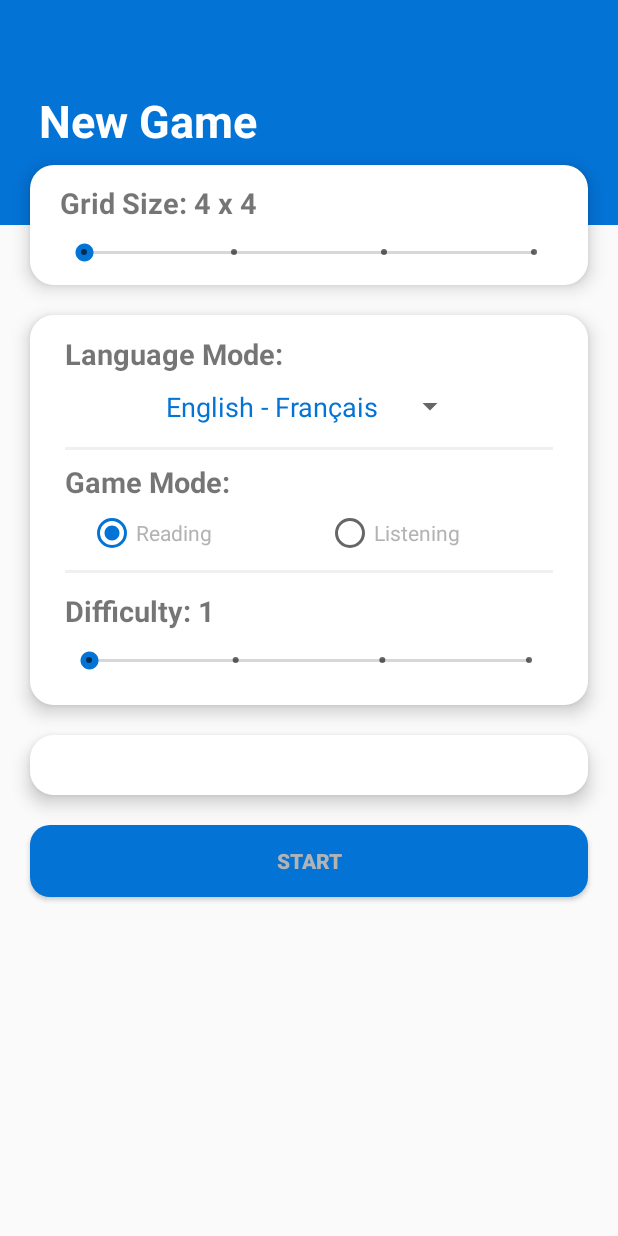
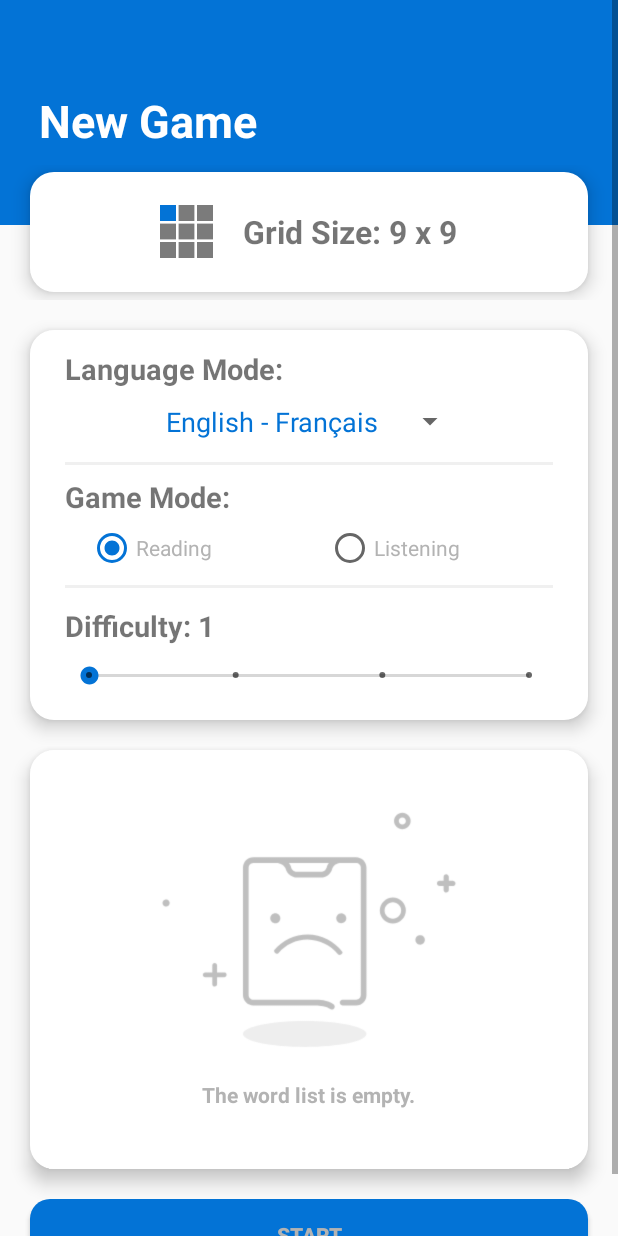
Before and after one commit to Huasenberg/Sudoku-Vocabulary, an Android app: the GameStartActivity screen opened directly, with no data from a screen before it, on a phone screen of 412 x 824 dp. Run offline under Robolectric (Android 15) with nearby library versions, the phone set to English and light mode, and no system bars.

Commit message:
Add some Animations in the start page

```diff
--- a/app/src/main/java/ca/cmpt276theta/sudokuvocabulary/controller/GameStartActivity.java
+++ b/app/src/main/java/ca/cmpt276theta/sudokuvocabulary/controller/GameStartActivity.java
@@ -2,12 +2,18 @@ package ca.cmpt276theta.sudokuvocabulary.controller;
 
 import android.content.Intent;
 import android.os.Handler;
+import android.support.annotation.NonNull;
+import android.support.v4.view.PagerAdapter;
+import android.support.v4.view.ViewPager;
 import android.support.v7.app.AppCompatActivity;
 import android.os.Bundle;
 import android.transition.Explode;
 import android.view.Gravity;
 import android.view.KeyEvent;
+import android.view.LayoutInflater;
 import android.view.View;
+import android.view.ViewGroup;
+import android.view.animation.AnimationUtils;
 import android.widget.AdapterView;
 import android.widget.ArrayAdapter;
 import android.widget.Button;
@@ -18,6 +24,7 @@ import android.widget.SeekBar;
 import android.widget.Spinner;
 import android.widget.TextView;
 
+import java.util.ArrayList;
 import java.util.List;
 
 import ca.cmpt276theta.sudokuvocabulary.R;
@@ -33,6 +40,8 @@ public class GameStartActivity extends AppCompatActivity {
     private int mNumOfWords;
     private Button startButton;
     private Spinner spinner;
+    private List<View> viewList;
+    private ViewPager viewPager;
 
 
     public static void setCheckBoxes(List<CheckBox> checkBoxes) {
@@ -43,22 +52,18 @@ public class GameStartActivity extends AppCompatActivity {
         return sCheckBoxes;
     }
 
+
     @Override
-    protected void onPause() {
-        finish();
-        super.onPause();
-        new Handler().postDelayed(new Runnable(){
-            public void run(){
+    protected void onDestroy() {
+        super.onDestroy();
         mLinearLayout.removeAllViews();
     }
-        },200);
-    }
+
 
     @Override
     public boolean onKeyDown(int keyCode, KeyEvent event) {
-        if (keyCode == KeyEvent.KEYCODE_BACK) {
+        if (keyCode == KeyEvent.KEYCODE_BACK)
             finish();
-        }
         return true;
     }
 
@@ -75,7 +80,6 @@ public class GameStartActivity extends AppCompatActivity {
         loadSpinner();
         loadCheckBoxes();
         final SeekBar seekBar = findViewById(R.id.seekBar);
-        final SeekBar seekBar2 = findViewById(R.id.seek_bar_2);
         findViewById(R.id.radioRead).setOnClickListener(new View.OnClickListener() {
             @Override
             public void onClick(View v) {
@@ -88,16 +92,18 @@ public class GameStartActivity extends AppCompatActivity {
                 GameData.setListenMode(true);
             }
         });
-
+        viewPager = findViewById(R.id.viewpager);
         startButton = findViewById(R.id.button_start);
-        startButton.setOnClickListener(new View.OnClickListener(){
+        startButton.setOnClickListener(new View.OnClickListener() {
             @Override
             public void onClick(View v) {
-                if(startButton.getCurrentTextColor() == getResources().getColor(R.color.subgrid))
+                if (startButton.getCurrentTextColor() == getResources().getColor(R.color.subgrid)) {
+                    startButton.startAnimation(AnimationUtils.loadAnimation(GameStartActivity.this, R.anim.button_shake_anim));
                     GameController.showMessageToast(GameStartActivity.this, "Must Select " + mNumOfWords + " Pairs of Words", Gravity.CENTER);
+                }
                 else {
                     GameData.setDifficulty(seekBar.getProgress() + 1);
-                    switch (seekBar2.getProgress()) {
+                    switch (viewPager.getCurrentItem()) {
                         case 0:
                             GameDataGenerator.setSIZE(2, 2);
                             break;
@@ -116,7 +122,7 @@ public class GameStartActivity extends AppCompatActivity {
                 }
             }
         });
-        if(WordList.getSelectedWordList().size() < mNumOfWords)
+        if (WordList.getSelectedWordList().size() < mNumOfWords)
             startButton.setTextColor(getResources().getColor(R.color.subgrid));
         final TextView text = findViewById(R.id.textViewDif);
         seekBar.setOnSeekBarChangeListener(new SeekBar.OnSeekBarChangeListener() {
@@ -124,45 +130,84 @@ public class GameStartActivity extends AppCompatActivity {
             public void onProgressChanged(SeekBar seekBar, int progress, boolean fromUser) {
                 text.setText(String.format(getResources().getString(R.string.difficulty), seekBar.getProgress() + 1));
             }
+
             @Override
             public void onStartTrackingTouch(SeekBar seekBar) {
 
             }
+
             @Override
             public void onStopTrackingTouch(SeekBar seekBar) {
 
             }
         });
 
-        final TextView text2 = findViewById(R.id.textview_size);
-        seekBar2.setOnSeekBarChangeListener(new SeekBar.OnSeekBarChangeListener() {
+        PagerAdapter pagerAdapter = new PagerAdapter() {
             @Override
-            public void onProgressChanged(SeekBar seekBar, int progress, boolean fromUser) {
-                switch (progress) {
+            public int getCount() {
+                return 4;
+            }
+
+            @Override
+            public boolean isViewFromObject(@NonNull View view, @NonNull Object o) {
+                return view == o;
+            }
+            @Override
+            public void destroyItem(ViewGroup container, int position, Object object) {
+                container.removeView(viewList.get(position));
+            }
+
+            @Override
+            public Object instantiateItem(ViewGroup container, int position) {
+                container.addView(viewList.get(position));
+                return viewList.get(position);
+            }
+        };
+
+        final LayoutInflater inflater = getLayoutInflater();
+        final View view1 = inflater.inflate(R.layout.grid_size_setter, null);
+        final View view2 = inflater.inflate(R.layout.grid_size_setter2, null);
+        final View view3 = inflater.inflate(R.layout.grid_size_setter3, null);
+        final View view4 = inflater.inflate(R.layout.grid_size_setter4, null);
+        view3.setOnClickListener(new View.OnClickListener() {
+            @Override
+            public void onClick(View v) {
+                view3.startAnimation(AnimationUtils.loadAnimation(GameStartActivity.this, R.anim.button_shake_anim));
+            }
+        });
+        viewList = new ArrayList<>();
+        viewList.add(view1);
+        viewList.add(view2);
+        viewList.add(view3);
+        viewList.add(view4);
+        viewPager.setAdapter(pagerAdapter);
+        viewPager.setCurrentItem(2);
+        viewPager.addOnPageChangeListener(new ViewPager.OnPageChangeListener() {
+            @Override
+            public void onPageScrolled(int i, float v, int i1) {
+
+            }
+
+            @Override
+            public void onPageSelected(int i) {
+                switch (i) {
                     case 0:
-                        text2.setText("Grid Size: 4 x 4");
                         mNumOfWords = 4;
                         break;
                     case 1:
-                        text2.setText("Grid Size: 6 x 6");
                         mNumOfWords = 6;
                         break;
                     case 2:
-                        text2.setText("Grid Size: 9 x 9");
                         mNumOfWords = 9;
                         break;
                     case 3:
-                        text2.setText("Grid Size: 12 x 12");
                         mNumOfWords = 12;
                 }
                 loadCheckBoxes();
             }
+
             @Override
-            public void onStartTrackingTouch(SeekBar seekBar) {
-
-            }
-            @Override
-            public void onStopTrackingTouch(SeekBar seekBar) {
+            public void onPageScrollStateChanged(int i) {
 
             }
         });
@@ -185,25 +230,27 @@ public class GameStartActivity extends AppCompatActivity {
     }
 
     private void loadCheckBoxes() {
-        mLinearLayout.removeAllViews();
+        if(WordList.getOriginalWordList().isEmpty())
+            findViewById(R.id.empty_image).setVisibility(View.VISIBLE);
+        else {
             final List<Word> wordList = WordList.getSelectedWordList();
-        for(int i = 0; i < sCheckBoxes.size(); i++) {
+            for (int i = 0; i < sCheckBoxes.size(); i++) {
                 sCheckBoxes.get(i).setChecked(false);
+                mLinearLayout.removeView(sCheckBoxes.get(i));
                 mLinearLayout.addView(sCheckBoxes.get(i));
                 final int j = i;
                 sCheckBoxes.get(i).setOnCheckedChangeListener(new CompoundButton.OnCheckedChangeListener() {
                     @Override
                     public void onCheckedChanged(CompoundButton buttonView, boolean isChecked) {
-                    if(isChecked) {
+                        if (isChecked) {
                             wordList.add(WordList.getOriginalWordList().get(j));
-                        if(wordList.size() == mNumOfWords) {
+                            if (wordList.size() == mNumOfWords) {
                                 startButton.setTextColor(getResources().getColor(R.color.background));
                                 for (int k = 0; k < sCheckBoxes.size(); k++)
                                     if (!sCheckBoxes.get(k).isChecked())
                                         sCheckBoxes.get(k).setEnabled(false);
                             }
-                    }
-                    else {
+                        } else {
                             wordList.remove(WordList.getOriginalWordList().get(j));
                             startButton.setTextColor(getResources().getColor(R.color.subgrid));
                             for (int k = 0; k < sCheckBoxes.size(); k++)
@@ -214,3 +261,4 @@ public class GameStartActivity extends AppCompatActivity {
             }
         }
     }
+}
--- a/app/src/main/res/layout/activity_game_start.xml
+++ b/app/src/main/res/layout/activity_game_start.xml
@@ -28,42 +28,14 @@
                 android:layout_width="match_parent"
                 android:layout_height="wrap_content"
                 android:orientation="vertical">
-                <LinearLayout
+
+                <android.support.v4.view.ViewPager
+                    android:id="@+id/viewpager"
                     android:layout_width="match_parent"
-                    android:layout_height="80dp"
-                    android:background="@drawable/pop_up_shape"
-                    android:layout_marginStart="20dp"
-                    android:layout_marginEnd="20dp"
-                    android:elevation="7dp"
-                    android:layout_gravity="center_horizontal"
-                    android:layout_marginTop="110dp">
-                    <LinearLayout
-                        android:layout_width="match_parent"
-                        android:layout_height="wrap_content"
-                        android:layout_gravity="center"
-                        android:layout_marginStart="20dp"
-                        android:layout_marginEnd="20dp"
-                        android:gravity="center_vertical"
-                        android:orientation="vertical">
-                        <TextView
-                            android:id="@+id/textview_size"
-                            android:layout_width="wrap_content"
-                            android:layout_height="wrap_content"
-                            android:layout_marginBottom="5dp"
-                            android:text="@string/grid_size"
-                            android:textSize="19sp"
-                            android:textStyle="bold" />
-                        <SeekBar
-                            android:id="@+id/seek_bar_2"
-                            style="@style/Widget.AppCompat.SeekBar.Discrete"
-                            android:layout_width="match_parent"
-                            android:layout_height="wrap_content"
-                            android:layout_marginTop="6dp"
-                            android:layout_gravity="bottom|center_horizontal"
-                            android:max="3"
-                            android:theme="@style/AppTheme" />
-                    </LinearLayout>
-                </LinearLayout>
+                    android:layout_height="90dp"
+                    android:layout_marginTop="110dp"
+                    android:layout_gravity="center" />
+
                 <LinearLayout
                     android:layout_width="match_parent"
                     android:layout_height="260dp"
@@ -187,11 +159,31 @@
                         android:layout_height="wrap_content">
                         <LinearLayout
                             android:id="@+id/checkboxs"
-                            android:layout_width="wrap_content"
+                            android:layout_width="match_parent"
                             android:layout_height="wrap_content"
                             android:orientation="vertical"
                             android:padding="20dp">
-
+                            <LinearLayout
+                                android:id="@+id/empty_image"
+                                android:layout_width="wrap_content"
+                                android:layout_height="wrap_content"
+                                android:orientation="vertical"
+                                android:gravity="center"
+                                android:layout_gravity="center"
+                                android:visibility="gone">
+                                <ImageView
+                                    android:layout_width="wrap_content"
+                                    android:layout_height="200dp"
+                                    android:src="@drawable/empty"
+                                    android:scaleType="centerInside" />
+                                <TextView
+                                    android:layout_width="wrap_content"
+                                    android:layout_height="wrap_content"
+                                    android:text="@string/empty_word_list"
+                                    android:textStyle="bold"
+                                    android:textColor="@color/subgrid"
+                                    android:layout_marginBottom="20dp"/>
+                            </LinearLayout>
 
                         </LinearLayout>
                     </ScrollView>
--- a/app/src/main/res/layout/activity_word_list.xml
+++ b/app/src/main/res/layout/activity_word_list.xml
@@ -63,7 +63,7 @@
             <ScrollView
                 android:id="@+id/view1"
                 android:layout_width="290dp"
-                android:layout_height="wrap_content"
+                android:layout_height="match_parent"
                 android:layout_margin="10dp"
                 android:layout_marginEnd="43dp"
                 android:paddingStart="40dp"
@@ -79,6 +79,7 @@
                     android:layout_width="match_parent"
                     android:layout_height="wrap_content"
                     android:orientation="vertical">
+
 
                 </LinearLayout>
             </ScrollView>
--- /dev/null
+++ b/app/src/main/res/layout/grid_size_setter3.xml
@@ -0,0 +1,33 @@
+<?xml version="1.0" encoding="utf-8"?>
+<LinearLayout xmlns:android="http://schemas.android.com/apk/res/android"
+    android:id="@+id/size3"
+    android:layout_width="match_parent"
+    android:layout_height="90dp"
+    android:layout_gravity="center_horizontal">
+    <LinearLayout
+        android:layout_width="match_parent"
+        android:layout_height="80dp"
+        android:layout_gravity="center"
+        android:background="@drawable/pop_up_shape"
+        android:elevation="7dp"
+        android:layout_marginStart="20dp"
+        android:layout_marginEnd="20dp"
+        android:gravity="center"
+        android:orientation="horizontal">
+        <ImageView
+            android:layout_width="35dp"
+            android:layout_height="35dp"
+            android:src="@drawable/size3"
+            android:scaleType="centerInside"
+            android:layout_marginEnd="20dp"/>
+        <TextView
+            android:id="@+id/textview_size"
+            android:layout_width="wrap_content"
+            android:layout_height="wrap_content"
+            android:layout_gravity="center"
+            android:text="@string/grid_size_9"
+            android:textSize="21sp"
+            android:textStyle="bold" />
+
+    </LinearLayout>
+</LinearLayout>
--- a/app/src/main/res/values/strings.xml
+++ b/app/src/main/res/values/strings.xml
@@ -28,5 +28,9 @@
     <string name="alert_title">Delete All</string>
     <string name="alert_content">All words will be deleted from the word list.</string>
     <string name="select_sort_order">Please select a sort order</string>
-    <string name="grid_size">Grid Size: 4 x 4</string>
+    <string name="grid_size_4">Grid Size: 4 x 4</string>
+    <string name="grid_size_6">Grid Size: 6 x 6</string>
+    <string name="grid_size_9">Grid Size: 9 x 9</string>
+    <string name="grid_size_12">Grid Size: 12 x 12</string>
+    <string name="empty_word_list">The word list is empty.</string>
 </resources>
```
Also changed, not shown: app/src/main/res/layout-land/activity_game.xml (+12 -9 lines), app/src/main/res/layout/grid_size_setter.xml (added, +33 -0 lines), app/src/main/res/layout/grid_size_setter2.xml (added, +33 -0 lines), app/src/main/res/layout/grid_size_setter4.xml (added, +33 -0 lines), app/src/main/res/drawable/empty.png (added), app/src/main/res/drawable/size1.png (added), app/src/main/res/drawable/size2.png (added), app/src/main/res/drawable/size3.png (added), app/src/main/res/drawable/size4.png (added). Lines whose indentation alone changed are shown as unchanged.
